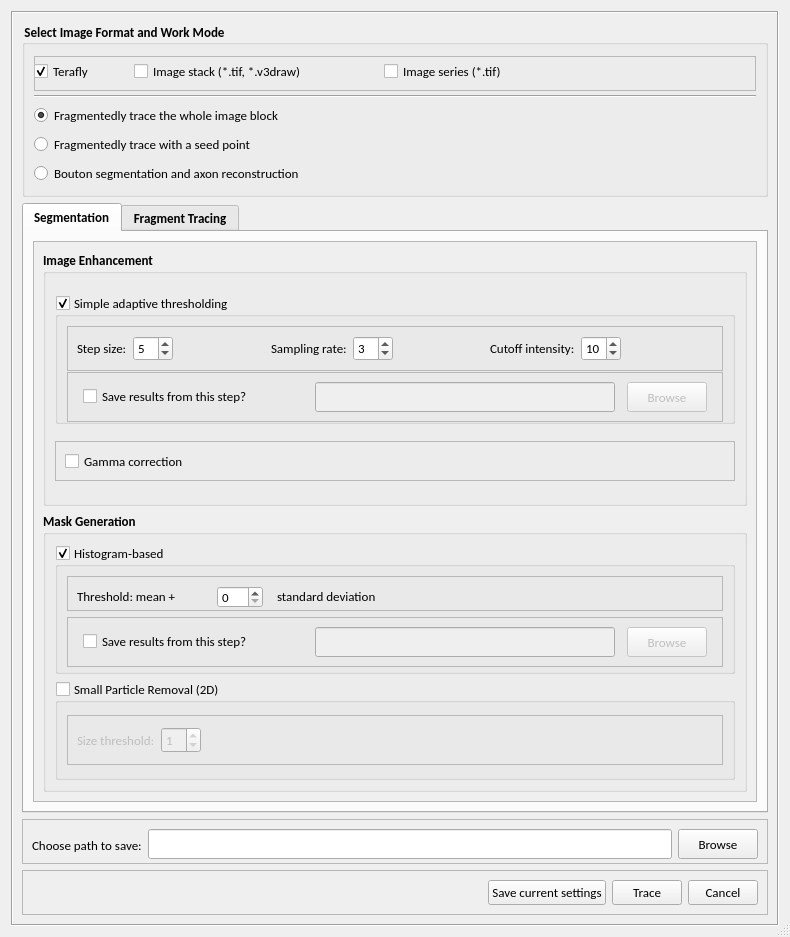
Above: hackathon/MK/Fragmented_autoTrace/fragmentedTraceUI.ui from Vaa3D/vaa3d_tools before the change. Below: the same form after it.
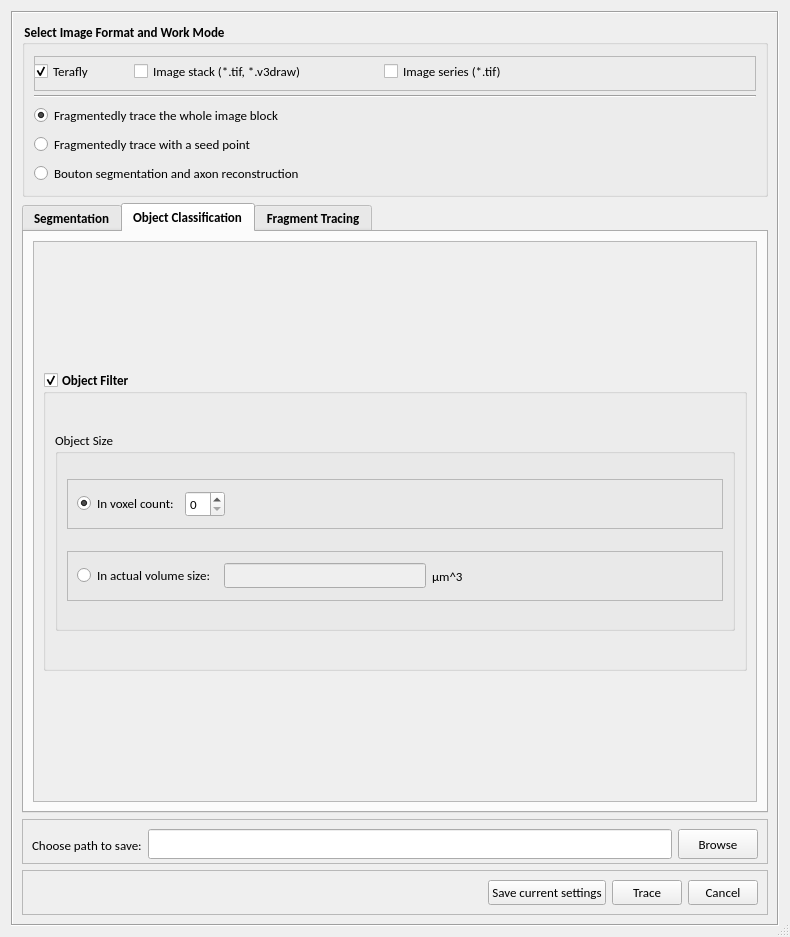
That is the form after the change. The open tabs and pages were chosen to show the change.

What changed in the file:
```diff
--- a/hackathon/MK/Fragmented_autoTrace/fragmentedTraceUI.ui
+++ b/hackathon/MK/Fragmented_autoTrace/fragmentedTraceUI.ui
@@ -290,7 +290,7 @@
                <x>0</x>
                <y>0</y>
                <width>714</width>
-               <height>537</height>
+               <height>538</height>
               </rect>
              </property>
              <layout class="QVBoxLayout" name="verticalLayout_7">
@@ -802,18 +802,68 @@
                    </layout>
                   </widget>
                  </item>
+                </layout>
+               </widget>
+              </item>
+             </layout>
+            </widget>
+           </widget>
+          </item>
+         </layout>
+        </widget>
+        <widget class="QWidget" name="tab_3">
+         <attribute name="title">
+          <string>Object Classification</string>
+         </attribute>
+         <layout class="QVBoxLayout" name="verticalLayout_20">
+          <item>
+           <widget class="QScrollArea" name="scrollArea_3">
+            <property name="widgetResizable">
+             <bool>true</bool>
+            </property>
+            <widget class="QWidget" name="scrollAreaWidgetContents_5">
+             <property name="geometry">
+              <rect>
+               <x>0</x>
+               <y>0</y>
+               <width>714</width>
+               <height>538</height>
+              </rect>
+             </property>
+             <layout class="QVBoxLayout" name="verticalLayout_23">
+              <item>
+               <widget class="QGroupBox" name="groupBox_13">
+                <property name="minimumSize">
+                 <size>
+                  <width>0</width>
+                  <height>200</height>
+                 </size>
+                </property>
+                <property name="maximumSize">
+                 <size>
+                  <width>16777215</width>
+                  <height>300</height>
+                 </size>
+                </property>
+                <property name="font">
+                 <font>
+                  <weight>75</weight>
+                  <bold>true</bold>
+                 </font>
+                </property>
+                <property name="title">
+                 <string>Object Filter</string>
+                </property>
+                <property name="checkable">
+                 <bool>true</bool>
+                </property>
+                <layout class="QVBoxLayout" name="verticalLayout_21">
                  <item>
-                  <widget class="QGroupBox" name="groupBox_7">
-                   <property name="minimumSize">
-                    <size>
-                     <width>0</width>
-                     <height>60</height>
-                    </size>
-                   </property>
+                  <widget class="QGroupBox" name="groupBox_14">
                    <property name="maximumSize">
                     <size>
                      <width>16777215</width>
-                     <height>100</height>
+                     <height>200</height>
                     </size>
                    </property>
                    <property name="font">
@@ -823,23 +873,62 @@
                     </font>
                    </property>
                    <property name="title">
-                    <string>Small Particle Removal (2D)</string>
+                    <string>Object Size</string>
                    </property>
                    <property name="checkable">
-                    <bool>true</bool>
-                   </property>
-                   <property name="checked">
                     <bool>false</bool>
                    </property>
                    <layout class="QVBoxLayout" name="verticalLayout_10">
                     <item>
-                     <widget class="QFrame" name="frame_9">
-                      <property name="minimumSize">
+                     <widget class="QFrame" name="frame_20">
+                      <property name="maximumSize">
                        <size>
-                        <width>0</width>
-                        <height>40</height>
+                        <width>16777215</width>
+                        <height>50</height>
                        </size>
                       </property>
+                      <property name="frameShape">
+                       <enum>QFrame::StyledPanel</enum>
+                      </property>
+                      <property name="frameShadow">
+                       <enum>QFrame::Raised</enum>
+                      </property>
+                      <layout class="QHBoxLayout" name="horizontalLayout_16">
+                       <item>
+                        <widget class="QRadioButton" name="radioButton_4">
+                         <property name="text">
+                          <string>In voxel count:</string>
+                         </property>
+                         <property name="checked">
+                          <bool>true</bool>
+                         </property>
+                        </widget>
+                       </item>
+                       <item>
+                        <widget class="QSpinBox" name="spinBox_14"/>
+                       </item>
+                       <item>
+                        <spacer name="horizontalSpacer_15">
+                         <property name="orientation">
+                          <enum>Qt::Horizontal</enum>
+                         </property>
+                         <property name="sizeHint" stdset="0">
+                          <size>
+                           <width>409</width>
+                           <height>20</height>
+                          </size>
+                         </property>
+                        </spacer>
+                       </item>
+                      </layout>
+                      <zorder>radioButton_4</zorder>
+                      <zorder>spinBox_14</zorder>
+                      <zorder>horizontalSpacer_15</zorder>
+                      <zorder>frame_21</zorder>
+                     </widget>
+                    </item>
+                    <item>
+                     <widget class="QFrame" name="frame_21">
                       <property name="maximumSize">
                        <size>
                         <width>16777215</width>
@@ -852,29 +941,36 @@
                       <property name="frameShadow">
                        <enum>QFrame::Raised</enum>
                       </property>
-                      <layout class="QHBoxLayout" name="horizontalLayout_5">
+                      <layout class="QHBoxLayout" name="horizontalLayout_17">
                        <item>
-                        <widget class="QLabel" name="label_6">
+                        <widget class="QRadioButton" name="radioButton_5">
                          <property name="text">
-                          <string>Size threshold:</string>
+                          <string>In actual volume size: </string>
                          </property>
                         </widget>
                        </item>
                        <item>
-                        <widget class="QSpinBox" name="spinBox_7">
-                         <property name="value">
-                          <number>1</number>
+                        <widget class="QLineEdit" name="lineEdit_6">
+                         <property name="enabled">
+                          <bool>false</bool>
                          </property>
                         </widget>
                        </item>
                        <item>
-                        <spacer name="horizontalSpacer_2">
+                        <widget class="QLabel" name="label_17">
+                         <property name="text">
+                          <string>µm^3</string>
+                         </property>
+                        </widget>
+                       </item>
+                       <item>
+                        <spacer name="horizontalSpacer_16">
                          <property name="orientation">
                           <enum>Qt::Horizontal</enum>
                          </property>
                          <property name="sizeHint" stdset="0">
                           <size>
-                           <width>445</width>
+                           <width>250</width>
                            <height>20</height>
                           </size>
                          </property>
```
Left out of the diff: 48 changed lines with no effect on the pictures.
